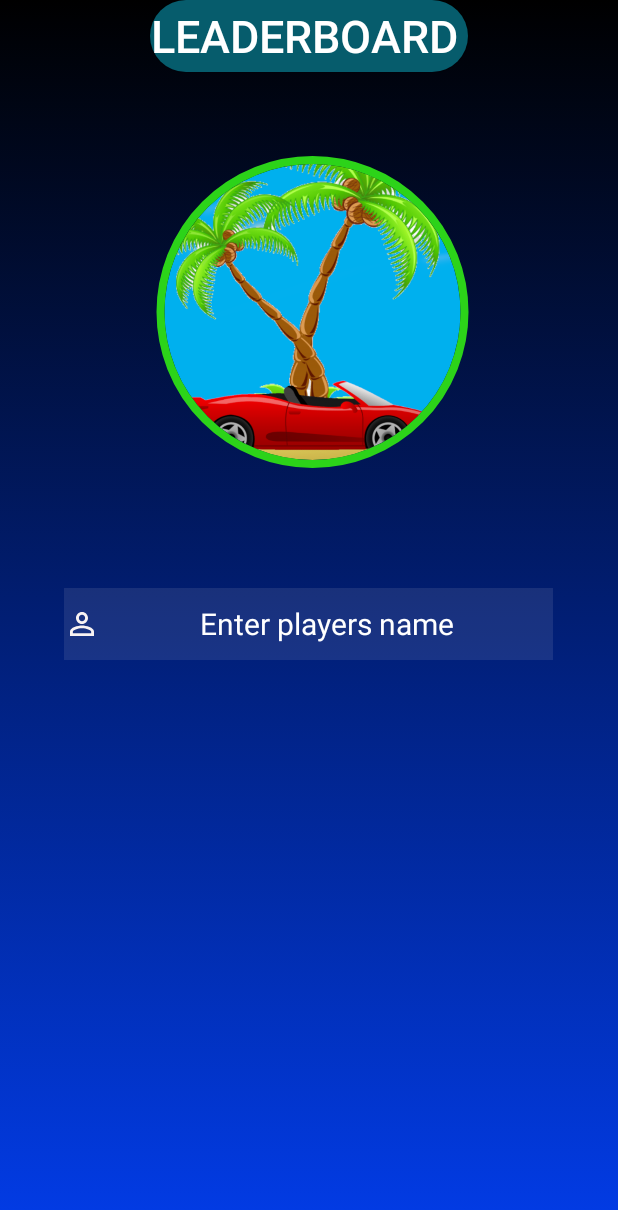
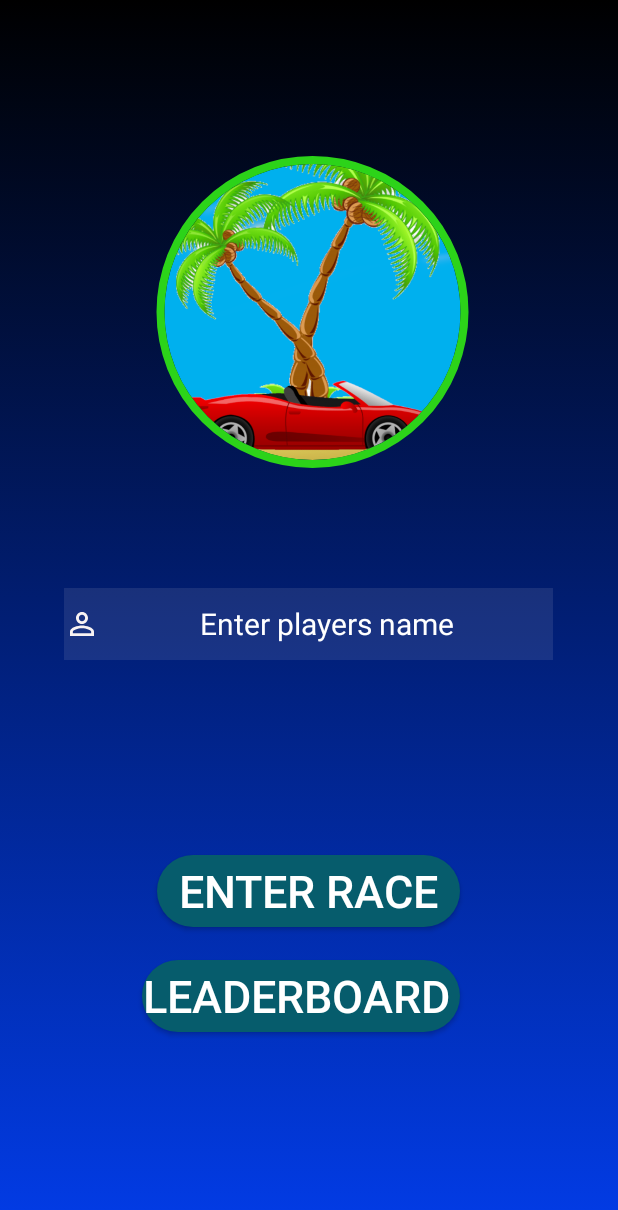
Before and after one commit to DIT113-V22/group-08, an Android app: the MainActivity screen opened directly, with no data from a screen before it, on a phone screen of 412 x 824 dp. Shown: the top 1210 px of the screen. Run offline under Robolectric (Android 15) with nearby library versions, the phone set to English and light mode, and no system bars; plain views replace CircularImageView.

```diff
--- a/Android/islandRush/app/src/main/res/layout-land/activity_main.xml
+++ b/Android/islandRush/app/src/main/res/layout-land/activity_main.xml
@@ -71,13 +71,14 @@
         android:layout_height="40dp"
         android:layout_below="@+id/button_enterRace"
         android:layout_centerInParent="true"
+        android:layout_marginBottom="104dp"
         android:background="@drawable/main_buttons"
         android:text="LeaderBoard "
         android:textColor="@color/white"
         android:textSize="17sp"
+        app:layout_constraintBottom_toBottomOf="parent"
         app:layout_constraintEnd_toEndOf="parent"
         app:layout_constraintHorizontal_bias="0.81"
-        app:layout_constraintStart_toStartOf="parent"
-        tools:layout_editor_absoluteY="263dp" />
+        app:layout_constraintStart_toStartOf="parent" />
 
 </androidx.constraintlayout.widget.ConstraintLayout>
--- a/Android/islandRush/app/src/main/res/layout/activity_main.xml
+++ b/Android/islandRush/app/src/main/res/layout/activity_main.xml
@@ -76,13 +76,15 @@
         android:layout_height="wrap_content"
         android:layout_below="@+id/button_enterRace"
         android:layout_centerInParent="true"
+        android:layout_marginBottom="136dp"
         android:background="@drawable/main_buttons"
         android:text="LeaderBoard "
         android:textColor="@color/white"
         android:textSize="30sp"
+        app:layout_constraintBottom_toBottomOf="parent"
         app:layout_constraintEnd_toEndOf="parent"
-        app:layout_constraintStart_toStartOf="parent"
-        tools:layout_editor_absoluteY="543dp" />
+        app:layout_constraintHorizontal_bias="0.474"
+        app:layout_constraintStart_toStartOf="parent" />
 
 
 </androidx.constraintlayout.widget.ConstraintLayout>
```
